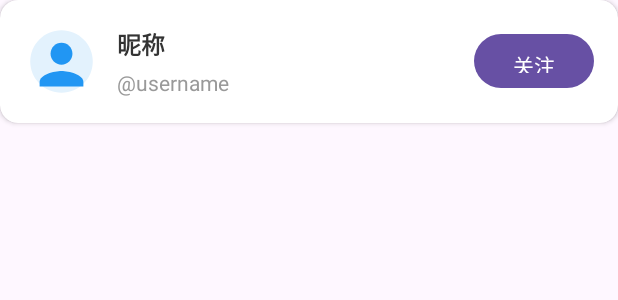
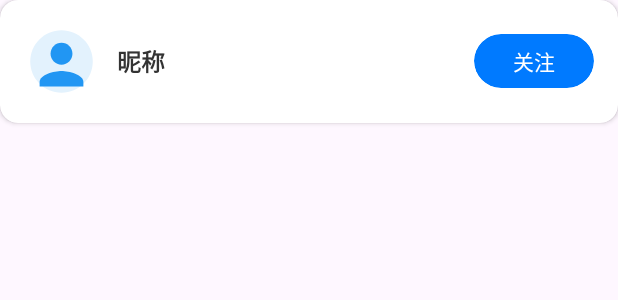
Before and after one commit to lzk0226/AndroidGameForm, an Android app: the layout item_user.xml on its own in the app's theme, with its tools: preview values and no code run, on a phone screen of 412 x 824 dp. Shown: the top 300 px of the screen. Run offline under Robolectric (Android 15) with nearby library versions, the phone set to English and light mode, and no system bars.

Commit message:
0.0.34 新增关注列表

```diff
--- a/app/src/main/AndroidManifest.xml
+++ b/app/src/main/AndroidManifest.xml
@@ -53,8 +53,8 @@
         <activity android:name=".Activity.SearchResultActivity"
             android:exported="false"/>
         <activity android:name=".Activity.UserListActivity"
-            android:screenOrientation="portrait"
-            android:theme="@style/Theme.AppCompat.Light.NoActionBar" />
+            android:exported="false"
+            android:screenOrientation="portrait" />
         <activity
             android:name=".Activity.MainActivity"
             android:exported="true">
--- a/app/src/main/res/layout/activity_user_list.xml
+++ b/app/src/main/res/layout/activity_user_list.xml
@@ -4,7 +4,8 @@
     xmlns:app="http://schemas.android.com/apk/res-auto"
     android:layout_width="match_parent"
     android:layout_height="match_parent"
-    android:background="#F5F5F5">
+    android:background="#F5F5F5"
+    android:fitsSystemWindows="true">
 
     <!-- 顶部标题栏 -->
     <LinearLayout
--- a/app/src/main/res/layout/item_user.xml
+++ b/app/src/main/res/layout/item_user.xml
@@ -23,50 +23,46 @@
             android:layout_height="50dp"
             android:src="@drawable/ic_default_avatar" />
 
-        <!-- 用户信息 -->
-        <LinearLayout
+        <!-- 用户信息 - 只显示昵称 -->
+        <TextView
+            android:id="@+id/tvNickname"
             android:layout_width="0dp"
             android:layout_height="wrap_content"
             android:layout_weight="1"
-            android:orientation="vertical"
-            android:layout_marginStart="12dp">
-
-            <TextView
-                android:id="@+id/tvNickname"
-                android:layout_width="wrap_content"
-                android:layout_height="wrap_content"
+            android:layout_marginStart="12dp"
             android:text="昵称"
             android:textColor="#333333"
             android:textSize="16sp"
             android:textStyle="bold"
             android:maxLines="1"
-                android:ellipsize="end" />
+            android:ellipsize="end"
+            android:gravity="center_vertical" />
+
+        <!-- 操作按钮 - 使用CardView实现圆角 -->
+        <androidx.cardview.widget.CardView
+            android:id="@+id/btnActionCard"
+            android:layout_width="wrap_content"
+            android:layout_height="wrap_content"
+            app:cardCornerRadius="18dp"
+            app:cardElevation="0dp"
+            app:cardBackgroundColor="#007AFF">
 
             <TextView
-                android:id="@+id/tvUsername"
-                android:layout_width="wrap_content"
-                android:layout_height="wrap_content"
-                android:layout_marginTop="4dp"
-                android:text="@username"
-                android:textColor="#999999"
-                android:textSize="14sp"
-                android:maxLines="1"
-                android:ellipsize="end" />
-
-        </LinearLayout>
-
-        <!-- 操作按钮 -->
-        <Button
                 android:id="@+id/btnAction"
                 android:layout_width="wrap_content"
                 android:layout_height="36dp"
                 android:minWidth="80dp"
                 android:text="关注"
                 android:textSize="14sp"
-            android:background="@drawable/btn_follow_selector"
-            android:textColor="@color/btn_follow_text_selector"
+                android:textColor="#FFFFFF"
+                android:gravity="center"
                 android:paddingStart="16dp"
-            android:paddingEnd="16dp" />
+                android:paddingEnd="16dp"
+                android:background="?android:attr/selectableItemBackground"
+                android:clickable="true"
+                android:focusable="true" />
+
+        </androidx.cardview.widget.CardView>
 
     </LinearLayout>
 
```
Also changed, not shown: app/src/main/java/com/app/gameform/adapter/UserListAdapter.java (+41 -41 lines). Lines whose indentation alone changed are shown as unchanged.
